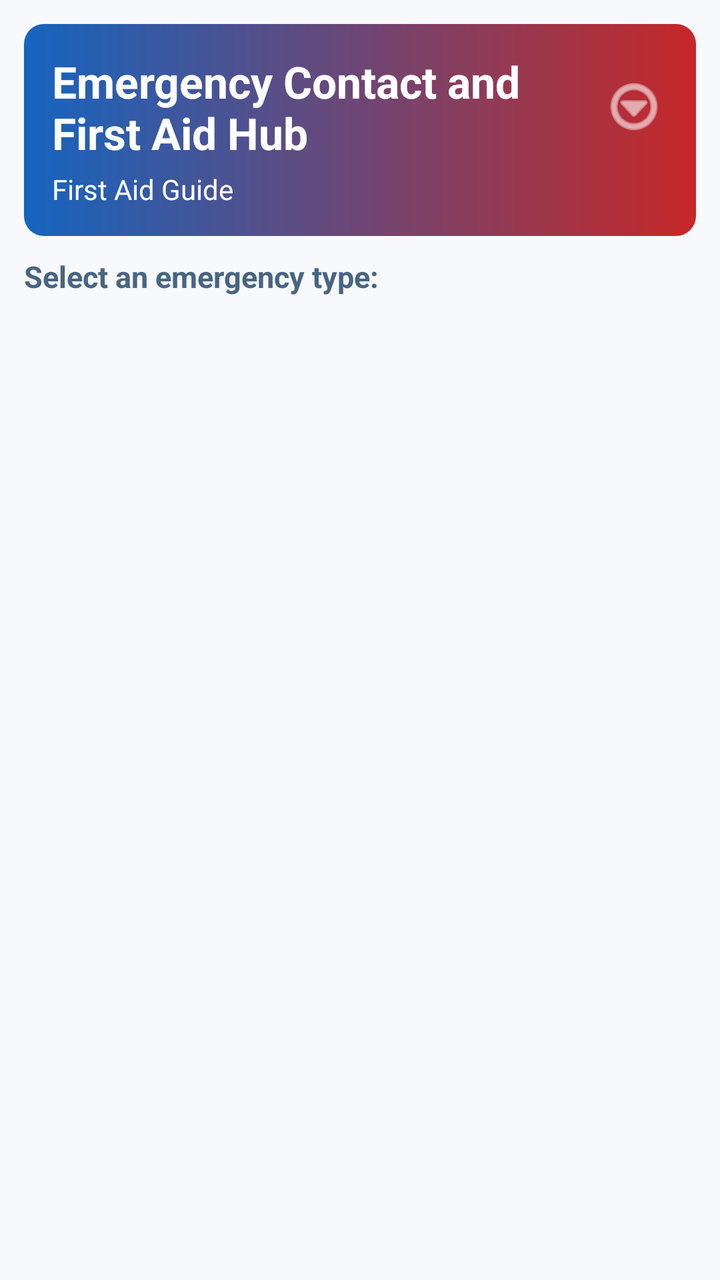
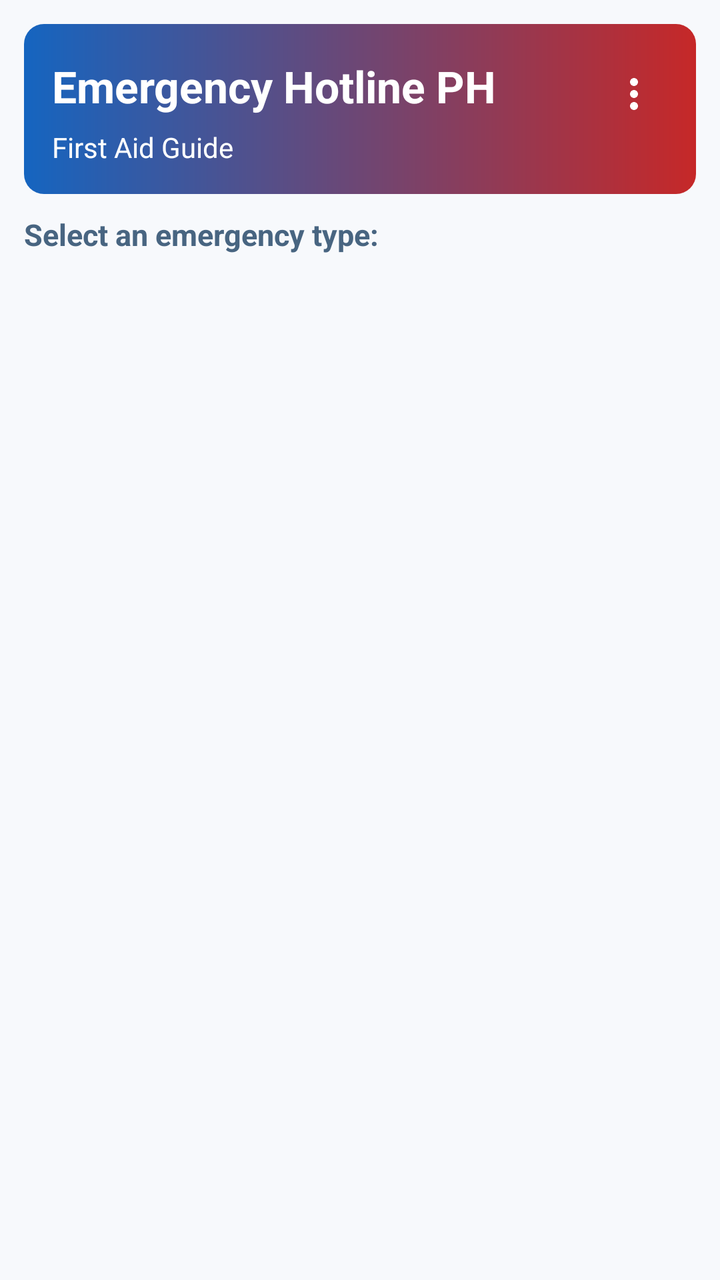

The first picture is an Android layout as it rendered before a commit; the second is the same layout after the commit. The layout source and the unified diff follow.
<!-- AndroidManifest.xml: application theme Theme.EmergencyContactAndFirstAidHub -->
<!-- res/layout/activity_first_aid.xml -->
<?xml version="1.0" encoding="utf-8"?>
<LinearLayout xmlns:android="http://schemas.android.com/apk/res/android"
    android:layout_width="match_parent"
    android:layout_height="match_parent"
    android:background="@color/surface_soft"
    android:orientation="vertical"
    android:padding="12dp">

    <LinearLayout
        android:layout_width="match_parent"
        android:layout_height="wrap_content"
        android:background="@drawable/bg_header_gradient"
        android:orientation="vertical"
        android:padding="14dp">

        <LinearLayout
            android:layout_width="match_parent"
            android:layout_height="wrap_content"
            android:gravity="center_vertical"
            android:orientation="horizontal">

            <TextView
                android:layout_width="0dp"
                android:layout_height="wrap_content"
                android:layout_weight="1"
                android:text="Emergency Contact and First Aid Hub"
                android:textColor="@color/header_text"
                android:textSize="22sp"
                android:textStyle="bold" />

            <ImageButton
                android:id="@+id/btnMore"
                android:layout_width="34dp"
                android:layout_height="34dp"
                android:background="@android:color/transparent"
                android:contentDescription="More options"
                android:src="@android:drawable/ic_menu_more"
                android:tint="@color/header_text" />
        </LinearLayout>

        <TextView
            android:layout_width="match_parent"
            android:layout_height="wrap_content"
            android:layout_marginTop="4dp"
            android:text="First Aid Guide"
            android:textColor="@color/header_text"
            android:textSize="14sp" />
    </LinearLayout>

    <TextView
        android:layout_width="match_parent"
        android:layout_height="wrap_content"
        android:layout_marginTop="10dp"
        android:text="Select an emergency type:"
        android:textColor="@color/text_muted"
        android:textSize="15sp"
        android:textStyle="bold" />

    <ListView
        android:id="@+id/lvFirstAid"
        android:layout_width="match_parent"
        android:layout_height="match_parent"
        android:layout_marginTop="10dp"
        android:dividerHeight="8dp" />

</LinearLayout>
<!-- resources referenced by this layout -->
<resources>
  <color name="header_text">#FFFFFFFF</color>
  <color name="surface_soft">#F7F9FC</color>
  <color name="text_muted">#486581</color>
  <!-- drawable bg_header_gradient (drawable) -->
  <?xml version="1.0" encoding="utf-8"?>
  <shape xmlns:android="http://schemas.android.com/apk/res/android">
      <corners android:radius="10dp" />
      <gradient
          android:angle="0"
          android:startColor="@color/header_start"
          android:endColor="@color/header_end" />
  </shape>
  <style name="Theme.EmergencyContactAndFirstAidHub" parent="Base.Theme.EmergencyContactAndFirstAidHub" />
  <color name="header_start">#1565C0</color>
  <color name="header_end">#C62828</color>
  <style name="Base.Theme.EmergencyContactAndFirstAidHub" parent="Theme.Material3.DayNight.NoActionBar">
          <item name="colorPrimary">@color/safety_red</item>
          <item name="colorSecondary">@color/safety_blue</item>
          <item name="android:colorBackground">@color/white</item>
          <item name="android:windowBackground">@color/surface_soft</item>
          <item name="android:statusBarColor">@color/safety_blue</item>
          <item name="android:navigationBarColor">@color/surface_soft</item>
      </style>
  <color name="safety_red">#C62828</color>
  <color name="safety_blue">#1565C0</color>
  <color name="white">#FFFFFFFF</color>
</resources>

<!-- the commit's change to res/layout/activity_first_aid.xml (unified diff, before → after) -->
@@ -23,7 +23,7 @@
                 android:layout_width="0dp"
                 android:layout_height="wrap_content"
                 android:layout_weight="1"
-                android:text="Emergency Contact and First Aid Hub"
+                android:text="@string/app_name"
                 android:textColor="@color/header_text"
                 android:textSize="22sp"
                 android:textStyle="bold" />
@@ -34,7 +34,7 @@
                 android:layout_height="34dp"
                 android:background="@android:color/transparent"
                 android:contentDescription="More options"
-                android:src="@android:drawable/ic_menu_more"
+                android:src="@drawable/ic_more_vert"
                 android:tint="@color/header_text" />
         </LinearLayout>
 
<!-- resource entries referenced after the edit -->
@@ -12,6 +12,18 @@
           android:startColor="@color/header_start"
           android:endColor="@color/header_end" />
   </shape>
+  <!-- drawable ic_more_vert (drawable) -->
+  <?xml version="1.0" encoding="utf-8"?>
+  <vector xmlns:android="http://schemas.android.com/apk/res/android"
+      android:width="24dp"
+      android:height="24dp"
+      android:viewportWidth="24"
+      android:viewportHeight="24">
+      <path
+          android:fillColor="#FFFFFFFF"
+          android:pathData="M12,8a2,2 0 1,0 0.001,0zM12,14a2,2 0 1,0 0.001,0zM12,20a2,2 0 1,0 0.001,0z" />
+  </vector>
+  <string name="app_name">Emergency Hotline PH</string>
   <style name="Theme.EmergencyContactAndFirstAidHub" parent="Base.Theme.EmergencyContactAndFirstAidHub" />
   <color name="header_start">#1565C0</color>
   <color name="header_end">#C62828</color>
